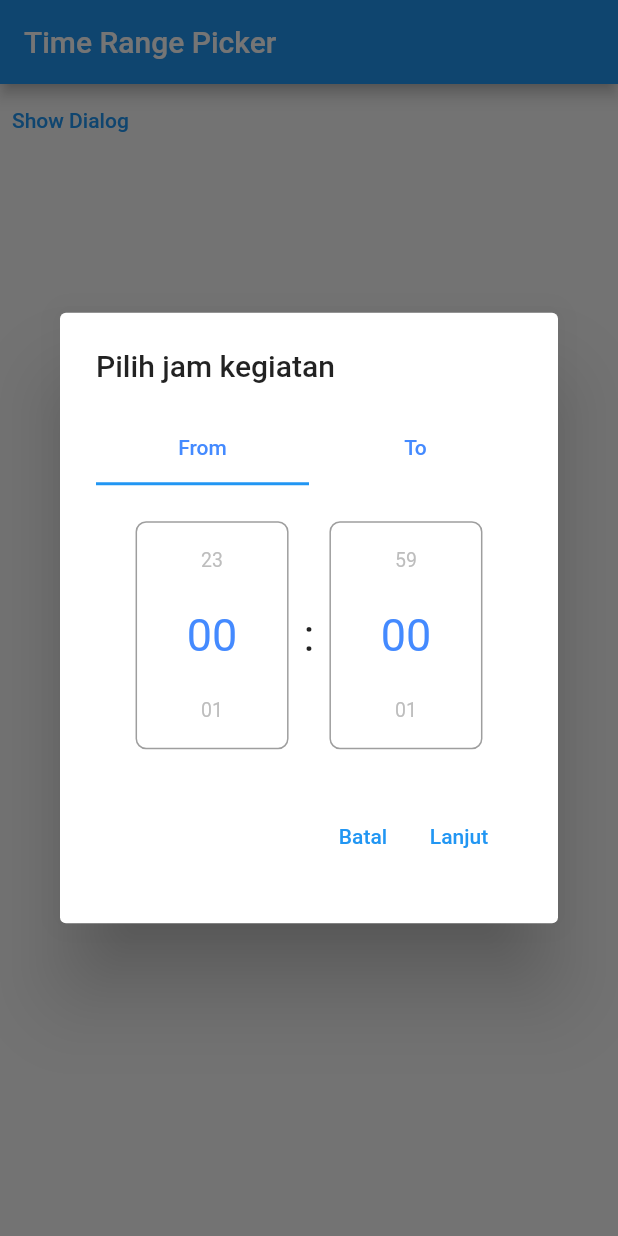
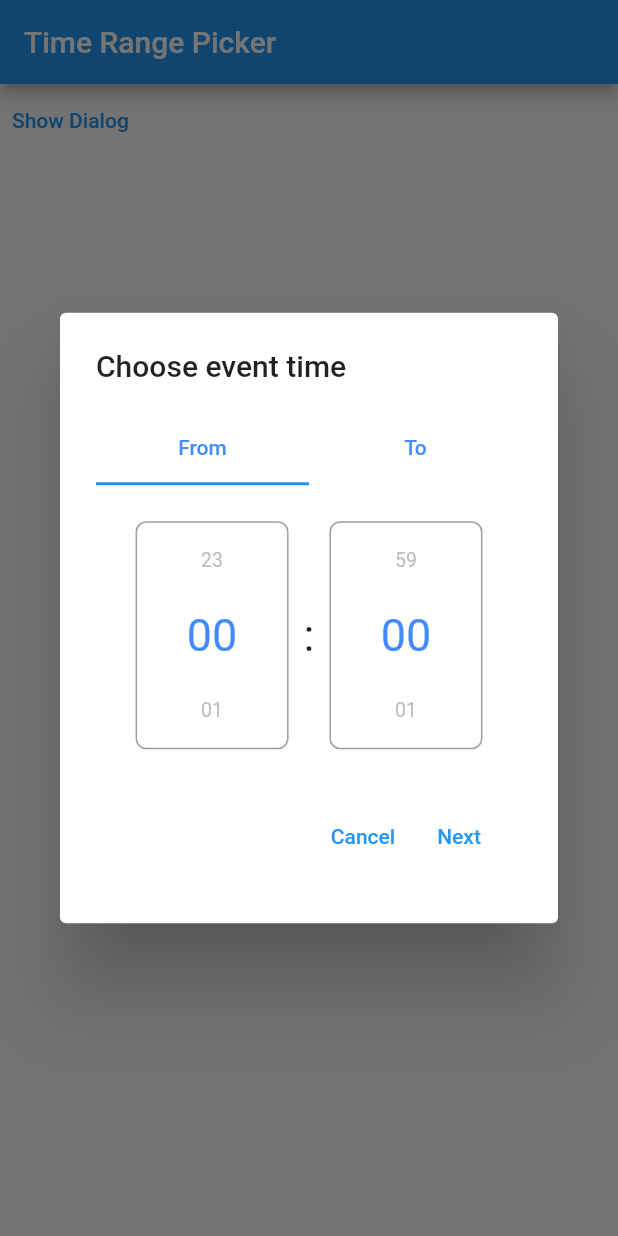
Before and after one commit to alfanthariq/flutter_time_range, a Flutter app: the screen it shows after launch, after a tap on "Show Dialog", on a phone screen of 412 x 824 dp. Run offline on Flutter 3.47's test engine with Material 2 defaults, Android fonts, the phone set to English and light mode, and no system bars; drawn by our look-alikes of numberpicker.

Commit message:
update readme

```diff
--- a/example/lib/main.dart
+++ b/example/lib/main.dart
@@ -43,12 +43,12 @@ class MyAppState extends State<MyApp> {
         context: context,
         builder: (BuildContext context) {
           return AlertDialog(
-            title: Text("Pilih jam kegiatan"),
+            title: Text("Choose event time"),
             content: TimeRangePicker(
-              backText: "Kembali",
-              nextText: "Lanjut",
-              cancelText: "Batal",
-              selectText: "Pilih",
+              backText: "Back",
+              nextText: "Next",
+              cancelText: "Cancel",
+              selectText: "Select",
               onSelect: (from, to) {
                 _messangerKey.currentState.showSnackBar(
                     SnackBar(content: Text("From : $from, To : $to")));
--- a/lib/flutter_time_range.dart
+++ b/lib/flutter_time_range.dart
@@ -171,7 +171,7 @@ class _TimeRangePickerState extends State<TimeRangePicker>
                     ),
                     Padding(
                         padding: EdgeInsets.only(left: 10, right: 10),
-                        child: Text(":")),
+                        child: Text(":", style: TextStyle(fontSize: 30))),
                     Container(
                       decoration: BoxDecoration(
                           borderRadius: BorderRadius.circular(7),
--- a/pubspec.yaml
+++ b/pubspec.yaml
@@ -1,8 +1,7 @@
 name: flutter_time_range
 description: A flutter widget that allowing users to choose time range (from - to)
 version: 0.0.1
-author: alfanthariq
-homepage: alfanthariq.com
+homepage: https://alfanthariq.com
 
 environment:
   sdk: '>=2.12.0 <3.0.0'
```
Also changed, not shown: timerangedialog.gif (added), 1 other file.
